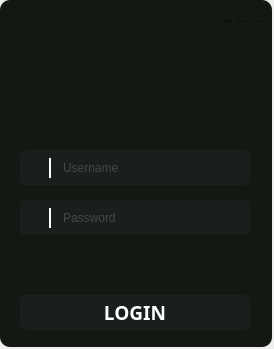
Above: login.ui from SparqueeZ/Bank-Root before the change. Below: the same form after it.
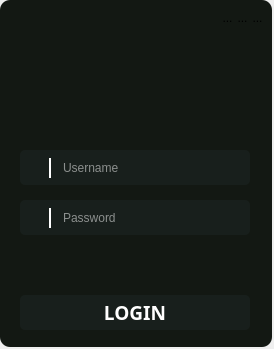
That is the form after the change. Icons and pictures are not drawn.

The edit to the form file:
```diff
--- a/login.ui
+++ b/login.ui
@@ -123,7 +123,7 @@
 background:#181F1C;
 border:none;
 border-left:2px solid #ffffff;
-color:#717072;
+color:rgb(255, 255, 255);
 padding-left: 10px
 }</string>
      </property>
@@ -233,7 +233,7 @@
 background:#181F1C;
 border:none;
 border-left:2px solid #ffffff;
-color:#717072;
+color:rgb(255, 255, 255);
 padding-left: 10px
 }</string>
      </property>
```
